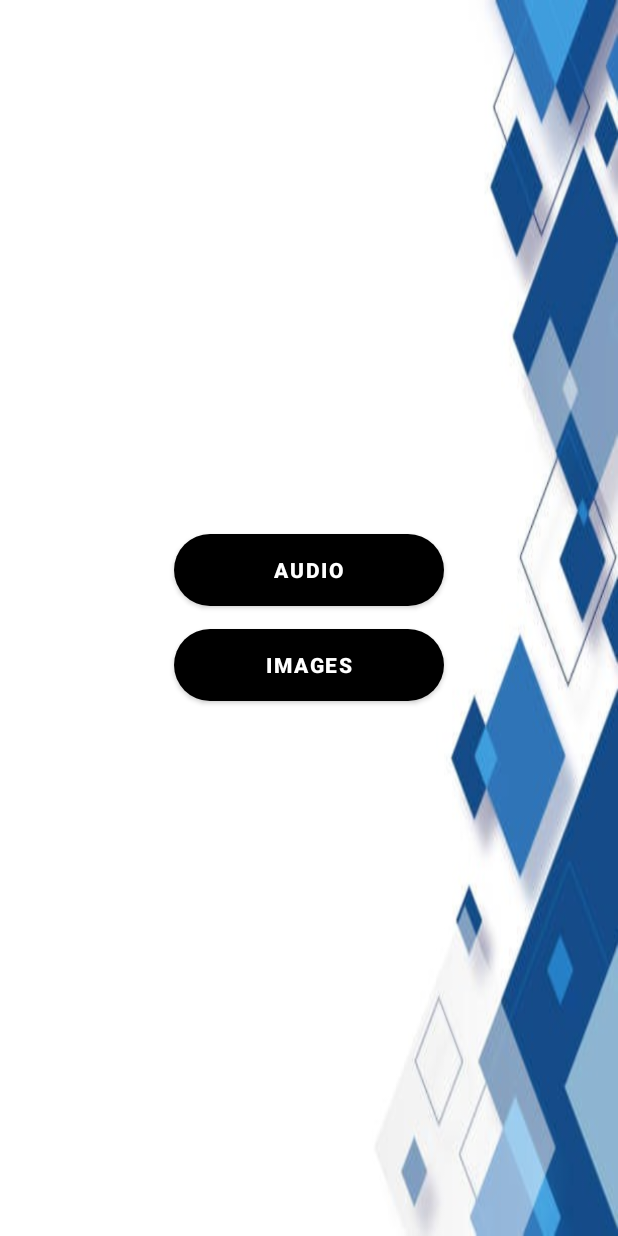
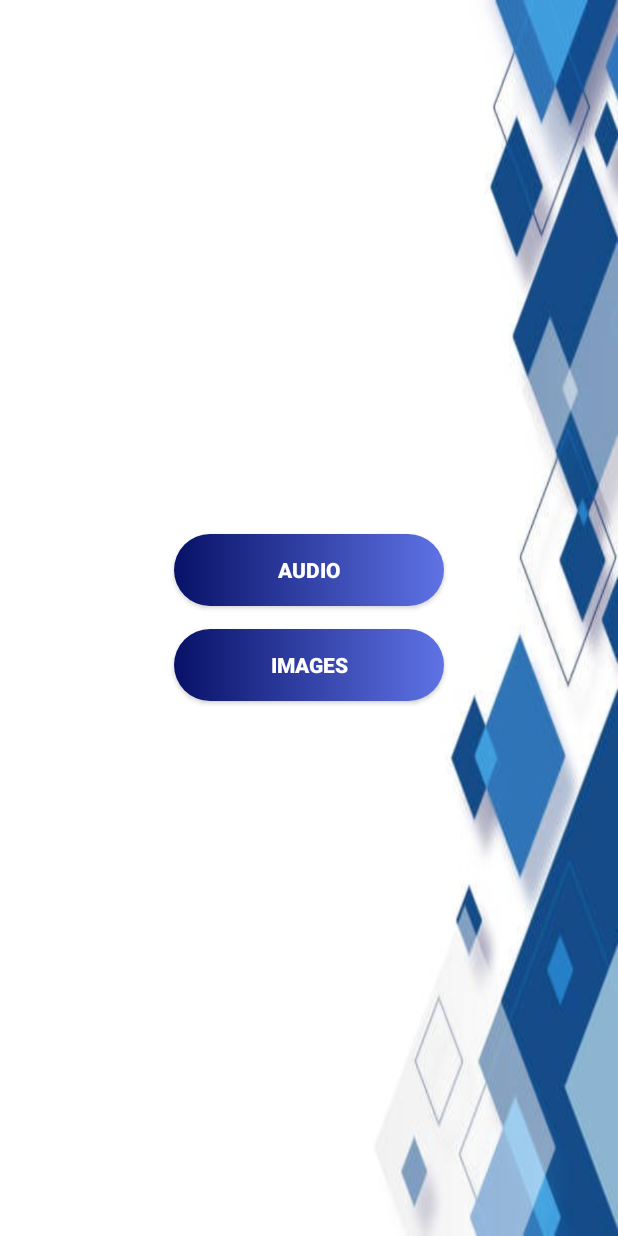
Before and after one commit to MOHAMEDMEDOHEMEDA/flash-list-app-, an Android app: the ActivityChoice screen opened directly, with no data from a screen before it, on a phone screen of 412 x 824 dp. Run offline under Robolectric (Android 15) with nearby library versions, the phone set to English and light mode, and no system bars.

Commit message:
"Audio done"

```diff
--- a/app/src/main/java/com/example/myapplication/MainActivity.java
+++ b/app/src/main/java/com/example/myapplication/MainActivity.java
@@ -66,15 +66,19 @@ public class MainActivity extends AppCompatActivity implements NavigationView.On
         drawerLayout= findViewById(R.id.drawer_layout);
         navigationView= findViewById(R.id.ViewId);
         toolbar = findViewById(R.id.toolbar);
+
+
         //---------------------toolbar------------------------/
+
         setSupportActionBar(toolbar);
         //---------------------navigation drawer menu------------------------/
-        navigationView.bringToFront();
         ActionBarDrawerToggle toggle =  new ActionBarDrawerToggle(this,drawerLayout,toolbar,R.string.navigation_drawer_open,R.string.navigation_drawer_close);
         drawerLayout.addDrawerListener(toggle);
         toggle.syncState();
+        navigationView.bringToFront();
         navigationView.setNavigationItemSelectedListener(this);
         //--------------=====---/1
+
         recyclerView = findViewById(R.id.recyclerView);
         LinearLayoutManager linearLayoutManager = new LinearLayoutManager(this);
         linearLayoutManager.setReverseLayout(true);
--- a/app/src/main/res/drawable/ic_headset.xml
+++ b/app/src/main/res/drawable/ic_headset.xml
@@ -1,4 +1,4 @@
-<vector android:height="24dp" android:tint="#000000"
+<vector android:height="24dp" android:tint="#012366"
     android:viewportHeight="24" android:viewportWidth="24"
     android:width="24dp" xmlns:android="http://schemas.android.com/apk/res/android">
     <path android:fillColor="@android:color/white" android:pathData="M12,1c-4.97,0 -9,4.03 -9,9v7c0,1.66 1.34,3 3,3h3v-8H5v-2c0,-3.87 3.13,-7 7,-7s7,3.13 7,7v2h-4v8h4v1h-7v2h6c1.66,0 3,-1.34 3,-3V10c0,-4.97 -4.03,-9 -9,-9z"/>
--- a/app/src/main/res/drawable/ic_pause.xml
+++ b/app/src/main/res/drawable/ic_pause.xml
@@ -1,4 +1,4 @@
-<vector android:height="24dp" android:tint="#242F8F"
+<vector android:height="24dp" android:tint="#071273"
     android:viewportHeight="24" android:viewportWidth="24"
     android:width="24dp" xmlns:android="http://schemas.android.com/apk/res/android">
     <path android:fillColor="@android:color/white" android:pathData="M12,2C6.48,2 2,6.48 2,12s4.48,10 10,10 10,-4.48 10,-10S17.52,2 12,2zM11,16L9,16L9,8h2v8zM15,16h-2L13,8h2v8z"/>
--- a/app/src/main/res/layout/activity_choice.xml
+++ b/app/src/main/res/layout/activity_choice.xml
@@ -9,16 +9,16 @@
     android:gravity="center"
     android:background="@drawable/img">
 
-    <Button
+    <androidx.appcompat.widget.AppCompatButton
         android:id="@+id/buttonAudio"
         android:layout_width="180dp"
         android:layout_height="wrap_content"
         android:text="Audio"
         android:textColor="@color/white"
         android:textStyle="bold"
-        android:background="@drawable/rectdesign"/>
+        android:background="@drawable/boxdesign"/>
 
-    <Button
+    <androidx.appcompat.widget.AppCompatButton
         android:id="@+id/buttonImage"
         android:layout_width="180dp"
         android:layout_height="wrap_content"
@@ -26,5 +26,5 @@
         android:textColor="@color/white"
         android:textStyle="bold"
         android:text="Images"
-        android:background="@drawable/rectdesign"/>
+        android:background="@drawable/boxdesign"/>
 </LinearLayout>
--- a/app/src/main/res/layout/activity_developer_audio.xml
+++ b/app/src/main/res/layout/activity_developer_audio.xml
@@ -31,13 +31,13 @@
         android:gravity="center"
         android:layout_marginBottom="60dp">
         <androidx.appcompat.widget.AppCompatButton
-            android:id="@+id/buttonStart"
+            android:id="@+id/buttonStop"
             android:layout_width="wrap_content"
             android:layout_height="wrap_content"
             android:background="@drawable/ic_pause" />
 
         <androidx.appcompat.widget.AppCompatButton
-            android:id="@+id/buttonStop"
+            android:id="@+id/buttonStart"
             android:layout_width="wrap_content"
             android:layout_height="wrap_content"
             android:background="@drawable/ic_play" />
--- a/app/src/main/res/menu/main_menu.xml
+++ b/app/src/main/res/menu/main_menu.xml
@@ -2,8 +2,7 @@
 <menu xmlns:android="http://schemas.android.com/apk/res/android">
 
     <item android:title="Account"
-        android:fontFamily="@font/aclonica"
-        >
+        android:fontFamily="@font/aclonica">
 
         <menu>
             <group android:checkableBehavior="single">
```
Also changed, not shown: app/src/main/res/drawable-v24/img_2.png (added).
